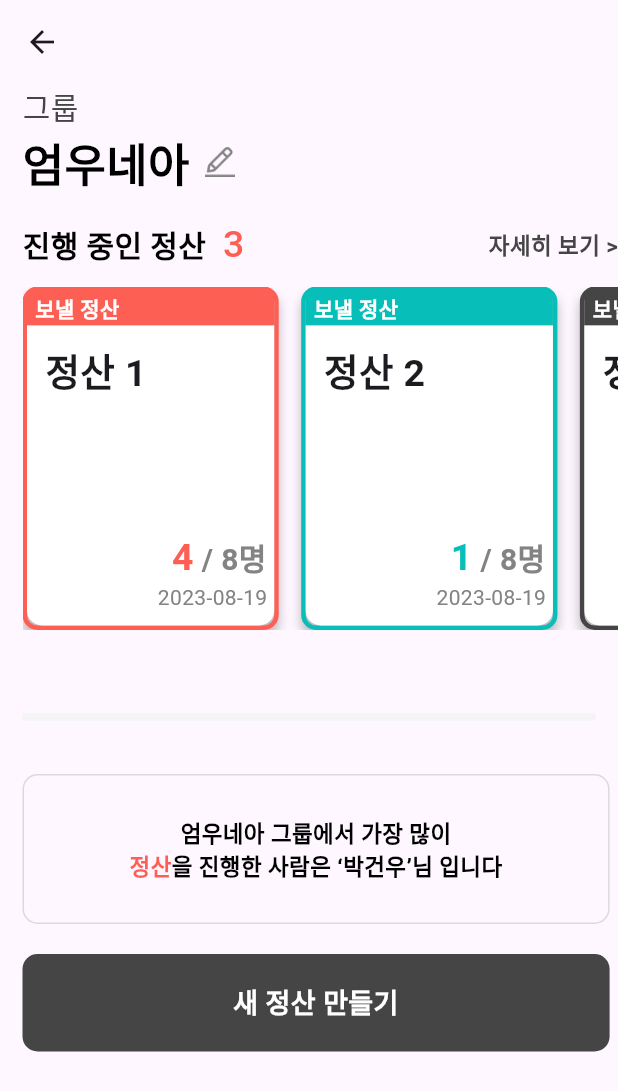
After one commit to UmWooNeAh/GroupSettlement2, a Flutter app: the groupMainPage screen opened by its route, on a phone screen of 412 x 824 dp. The commit adds this screen. Shown: the top 1091 px of the screen. Run offline on Flutter 3.47's test engine with Material 2 defaults, Android fonts, the phone set to English and light mode, and no system bars; our stand-ins replace cloud_firestore, firebase_core, firebase_messaging, flutter_local_notifications, flutter_riverpod, flutter_slidable and 3 more; missing offline and left inert: kakao_flutter_sdk, kakao_flutter_sdk_user; accounts and stored records are empty.

Commit message:
Feat : GroupMainPage
그룹에 들어왔을 때 화면 구현.
밑의 팝업화면은 기술 이슈로 인해 추후 구현예정

```diff
--- a/lib/main.dart
+++ b/lib/main.dart
@@ -1,6 +1,8 @@
 import 'dart:io';
 import 'package:flutter/material.dart';
 import 'package:firebase_core/firebase_core.dart';
+import 'package:groupsettlement2/view/groupMainPage.dart';
+import 'package:groupsettlement2/view/settlementDetailPage.dart';
 import 'package:kakao_flutter_sdk/kakao_flutter_sdk.dart';
 import 'package:groupsettlement2/common_fireservice.dart';
 import 'package:groupsettlement2/view/MainPage.dart';
@@ -10,7 +12,6 @@ import 'package:groupsettlement2/view/sin_page.dart';
 import 'package:kakao_flutter_sdk/kakao_flutter_sdk.dart';
 import 'clova/clova.dart';
 import 'clova/clovaPage.dart';
-import 'clova/receiptCheckView.dart';
 import 'design_element.dart';
 import 'firebase_options.dart';
 import 'package:firebase_messaging/firebase_messaging.dart';
@@ -61,6 +62,8 @@ final GoRouter _router = GoRouter(
         GoRoute(path: 'GunPage', builder: (context, state){return const GunPage();}),
         GoRoute(path: 'kakaoLoginPage', builder: (context, state){return const kakaoLoginPage();}),
         GoRoute(path: 'clovaPage',builder: (context, state){return const clovaPage();}),
+        GoRoute(path: 'groupMainPage',builder: (context, state){return const groupMainPage();}),
+        GoRoute(path: 'settlementDetailPage',builder: (context,state){return const settlementDetailPage();})
       ],
     ),
   ],
@@ -76,10 +79,10 @@ void main() async{
   initializeNotification();
 
   // KakaoSdk 초기화
-  final nativeKey = await File("./Kakao/kakaoKey.txt").readAsString();
-  final jsKey = await File("./Kakao/kakaoJsKey.txt").readAsString();
+  // final nativeKey = await File("./Kakao/kakaoKey.txt").readAsString();
+  // final jsKey = await File("./Kakao/kakaoJsKey.txt").readAsString();
 
-  KakaoSdk.init(nativeAppKey: nativeKey,javaScriptAppKey: jsKey);
+  KakaoSdk.init(nativeAppKey: '00b83bf69fba554145c773d6737772fc',javaScriptAppKey: 'aa3a51d84f03c87a103a1a127dfcd8f9');
   runApp(const ProviderScope(child: MyApp()),);
 }
 
--- a/lib/view/MainPage.dart
+++ b/lib/view/MainPage.dart
@@ -181,6 +181,12 @@ class _MainPageState extends State<MainPage> {
                   context.push("/clovaPage");
                 },
               ),
+              ElevatedButton(
+                child: Text("Group Main Page"),
+                onPressed: (){
+                  context.push("/groupMainPage");
+                },
+              ),
             ],
           ),
 
--- /dev/null
+++ b/lib/view/groupMainPage.dart
@@ -0,0 +1,487 @@
+import 'package:flutter/cupertino.dart';
+import 'package:flutter/material.dart';
+import 'package:go_router/go_router.dart';
+
+import '../design_element.dart';
+
+class groupMainPage extends StatefulWidget {
+  const groupMainPage({Key? key}) : super(key: key);
+
+  @override
+  State<groupMainPage> createState() => _State();
+}
+
+class _State extends State<groupMainPage> {
+  @override
+  Widget build(BuildContext context) {
+    Size size = MediaQuery.of(context).size;
+    return Scaffold(
+        appBar: AppBar(),
+        body:
+        Stack(
+          children: [
+            Padding(
+              padding: const EdgeInsets.only(left:15),
+              child: Column(
+                crossAxisAlignment: CrossAxisAlignment.start,
+                children: [
+                  //SizedBox(height: 50),
+                  Text(
+                    "그룹",
+                    style: TextStyle(
+                        color: Color(0xFF454545),
+                        fontSize: 20,
+                        fontWeight: FontWeight.w500,
+                        height: 0),
+                  ),
+                  Row(children: [
+                    Text(
+                      "엄우네아",
+                      style: TextStyle(
+                          color: Colors.black,
+                          fontSize: 30,
+                          fontWeight: FontWeight.w800,
+                          height: 0),
+                    ),
+                    SizedBox(width: 10),
+                    Image.asset('images/editGroupName.png', width: 20, height: 20)
+                  ]),
+                  SizedBox(height:15),
+                  Row(mainAxisAlignment: MainAxisAlignment.spaceBetween, children: [
+                    Text.rich(
+                      TextSpan(
+                      children:[
+                        TextSpan(
+                          text:"진행 중인 정산",
+                          style:TextStyle(
+                            color: Colors.black,
+                            fontSize: 20,
+                            fontWeight: FontWeight.w700
+                          )
+                        ),
+                        TextSpan(
+                          text:"   ",
+                        ),
+                        TextSpan(
+                          text:"3",
+                          style: TextStyle(
+                            color: Color(0xFFFE5F55),
+                            fontSize: 25,
+                            fontWeight: FontWeight.w500,
+                          ),
+                        ),
+                      ]
+                      )
+                    ),
+                    Text(
+                      '자세히 보기 >',
+                      style: TextStyle(
+                        color: Color(0xFF454545),
+                        fontSize: 15,
+                        fontWeight: FontWeight.w600,
+                        height: 0,
+                      ),
+                    )
+                  ]),
+                  SizedBox(height:10),
+                  SingleChildScrollView(
+                    scrollDirection: Axis.horizontal,
+                    child: Row(
+                      children: [
+                        GestureDetector(
+                          onTap:(){
+                            context.push("/settlementDetailPage");
+                          },
+                          child: Container(
+                            // width: 198,
+                            // height: 256,
+                            decoration: ShapeDecoration(
+                              shape: RoundedRectangleBorder(
+                                borderRadius: BorderRadius.circular(10),
+                                side: BorderSide(width: 3, color: Color(0xFFFE5F55)),
+                              ),
+                              shadows: [
+                                BoxShadow(
+                                  color: Color(0x3F000000),
+                                  blurRadius: 5,
+                                  offset: Offset(0, 5),
+                                  spreadRadius: 0,
+                                )
+                              ],
+                            ),
+                            child: Column(children: [
+                              Container(
+                                  width: size.width * 0.4,
+                                  height: 23,
+                                  decoration: BoxDecoration(
+                                    color: Color(0xFFFE5F55),
+                                  ),
+                                  child: Align(
+                                      alignment: Alignment(-0.9, 0),
+                                      child: Text("보낼 정산",
+                                          style: TextStyle(
+                                              color: Colors.white,
+                                              fontWeight: FontWeight.w600)))),
+                              Container(
+                                width: size.width * 0.4,
+                                height: 200,
+                                decoration: BoxDecoration(
+                                  color: Colors.white,
+                                  borderRadius: BorderRadius.only(
+                                    bottomLeft: Radius.circular(10),
+                                    bottomRight: Radius.circular(10)
+                                  )
+                                ),
+                                child: Stack(
+                                  children: [
+                                    Align(
+                                      alignment: Alignment(-0.75, -0.85),
+                                      child: Text(
+                                        "정산 1",
+                                        style: TextStyle(
+                                            fontSize: 25, fontWeight: FontWeight.w700),
+                                      ),
+                                    ),
+                                    Align(
+                                      alignment: Alignment(0.9, 0.65),
+                                      child: Text.rich(
+                                        TextSpan(
+                                          children: [
+                                            TextSpan(
+                                              text: '4',
+                                              style: TextStyle(
+                                                color: Color(0xFFFE5F55),
+                                                fontSize: 25,
+                                                fontWeight: FontWeight.w600,
+                                                height: 0,
+                                              ),
+                                            ),
+                                            TextSpan(
+                                              text: ' / 8명',
+                                              style: TextStyle(
+                                                color: Color(0xFF838383),
+                                                fontSize: 20,
+                                                fontWeight: FontWeight.w600,
+                                                height: 0,
+                                              ),
+                                            ),
+                                          ],
+                                        ),
+                                      ),
+                                    ),
+                                    Align(
+                                      alignment: Alignment(0.9, 0.9),
+                                      child: Text(
+                                        "2023-08-19",
+                                        style: TextStyle(
+                                          color: Color(0xFF838383),
+                                        ),
+                                      ),
+                                    ),
+                                  ],
+                                ),
+                              ),
+                            ]),
+                          ),
+                        ),
+                        SizedBox(width: 15),
+                        Container(
+                          // width: 198,
+                          // height: 256,
+                          decoration: ShapeDecoration(
+                            shape: RoundedRectangleBorder(
+                              borderRadius: BorderRadius.circular(10),
+                              side: BorderSide(width: 3, color: Color(0xFF07BEB8)),
+                            ),
+                            shadows: [
+                              BoxShadow(
+                                color: Color(0x3F000000),
+                                blurRadius: 5,
+                                offset: Offset(0, 5),
+                                spreadRadius: 0,
+                              )
+                            ],
+                          ),
+                          child: Column(children: [
+                            Container(
+                                width: size.width * 0.4,
+                                height: 23,
+                                decoration: BoxDecoration(
+                                  color: Color(0xFF07BEB8),
+                                ),
+                                child: Align(
+                                    alignment: Alignment(-0.9, 0),
+                                    child: Text("보낼 정산",
+                                        style: TextStyle(
+                                            color: Colors.white,
+                                            fontWeight: FontWeight.w600)))),
+                            Container(
+                              width: size.width * 0.4,
+                              height: 200,
+                              decoration: BoxDecoration(
+                                color: Colors.white,
+                                borderRadius: BorderRadius.only(
+                                    bottomLeft: Radius.circular(10),
+                                    bottomRight: Radius.circular(10)
+                                )
+                              ),
+                              child: Stack(
+                                children: [
+                                  Align(
+                                    alignment: Alignment(-0.75, -0.85),
+                                    child: Text(
+                                      "정산 2",
+                                      style: TextStyle(
+                                          fontSize: 25, fontWeight: FontWeight.w700),
+                                    ),
+                                  ),
+                                  Align(
+                                    alignment: Alignment(0.9, 0.65),
+                                    child: Text.rich(
+                                      TextSpan(
+                                        children: [
+                                          TextSpan(
+                                            text: '1',
+                                            style: TextStyle(
+                                              color: Color(0xFF07BEB8),
+                                              fontSize: 25,
+                                              fontWeight: FontWeight.w600,
+                                              height: 0,
+                                            ),
+                                          ),
+                                          TextSpan(
+                                            text: ' / 8명',
+                                            style: TextStyle(
+                                              color: Color(0xFF838383),
+                                              fontSize: 20,
+                                              fontWeight: FontWeight.w600,
+                                              height: 0,
+                                            ),
+                                          ),
+                                        ],
+                                      ),
+                                    ),
+                                  ),
+                                  Align(
+                                    alignment: Alignment(0.9, 0.9),
+                                    child: Text(
+                                      "2023-08-19",
+                                      style: TextStyle(
+                                        color: Color(0xFF838383),
+                                      ),
+                                    ),
+                                  ),
+                                ],
+                              ),
+                            ),
+                          ]),
+                        ),
+                        SizedBox(width: 15),
+                        Container(
+                          // width: 198,
+                          // height: 256,
+                          decoration: ShapeDecoration(
+                            shape: RoundedRectangleBorder(
+                              borderRadius: BorderRadius.circular(10),
+                              side: BorderSide(width: 3, color: Color(0xFF454545)),
+                            ),
+                            shadows: [
+                              BoxShadow(
+                                color: Color(0x3F000000),
+                                blurRadius: 5,
+                                offset: Offset(0, 5),
+                                spreadRadius: 0,
+                              )
+                            ],
+                          ),
+                          child: Column(children: [
+                            Container(
+                                width: size.width * 0.4,
+                                height: 23,
+                                decoration: BoxDecoration(
+                                  color: Color(0xFF454545),
+                                ),
+                                child: Align(
+                                    alignment: Alignment(-0.9, 0),
+                                    child: Text("보낼 정산",
+                                        style: TextStyle(
+                                            color: Colors.white,
+                                            fontWeight: FontWeight.w600)))),
+                            Container(
+                              width: size.width * 0.4,
+                              height: 200,
+                              decoration: BoxDecoration(
+                                color: Colors.white,
+                                borderRadius: BorderRadius.only(
+                                    bottomLeft: Radius.circular(10),
+                                    bottomRight: Radius.circular(10)
+                                )
+                              ),
+                              child: Stack(
+                                children: [
+                                  Align(
+                                    alignment: Alignment(-0.75, -0.85),
+                                    child: Text(
+                                      "정산 3",
+                                      style: TextStyle(
+                                          fontSize: 25, fontWeight: FontWeight.w700),
+                                    ),
+                                  ),
+                                  Align(
+                                    alignment: Alignment(0.9, 0.65),
+                                    child: Text.rich(
+                                      TextSpan(
+                                        children: [
+                                          TextSpan(
+                                            text: '1',
+                                            style: TextStyle(
+                                              color: Color(0xFF454545),
+                                              fontSize: 25,
+                                              fontWeight: FontWeight.w600,
+                                              height: 0,
+                                            ),
+                                          ),
+                                          TextSpan(
+                                            text: ' / 8명',
+                                            style: TextStyle(
+                                              color: Color(0xFF838383),
+                                              fontSize: 20,
+                                              fontWeight: FontWeight.w600,
+                                              height: 0,
+                                            ),
+                                          ),
+                                        ],
+                                      ),
+                                    ),
+                                  ),
+                                  Align(
+                                    alignment: Alignment(0.9, 0.9),
+                                    child: Text(
+                                      "2023-08-19",
+                                      style: TextStyle(
+                                        color: Color(0xFF838383),
+                                      ),
+                                    ),
+                                  ),
+                                ],
+                              ),
+                            ),
+                          ]),
+                        ),
+                      ],
+                    ),
+                  ),
+                  SizedBox(height:50),
+                  Padding(
+                    padding: EdgeInsets.only(right:15),
+                    child:Divider(thickness: 5,color:Color(0xFFF4F4F4)),
+                  ),
+                  SizedBox(height:30),
+                  Container(
+                    width: size.width * 0.95,
+                    height: 100,
+                    alignment: Alignment.center,
+                    decoration: BoxDecoration(
+                        border: Border.all(color: Color(0xFFDADADA)),
+                        borderRadius: BorderRadius.circular(10)),
+
+                      child: Text.rich(
+                        TextSpan(
+                          children: [
+                            TextSpan(
+                              text: '엄우네아',
+                              style: TextStyle(
+                                color: Colors.black,
+                                fontSize: 15,
+                                fontWeight: FontWeight.w800,
+                                height: 0,
+                              ),
+                            ),
+                            TextSpan(
+                              text: ' 그룹에서 가장 많이 \n',
+                              style: TextStyle(
+                                color: Colors.black,
+                                fontSize: 15,
+                                fontWeight: FontWeight.w600,
+                                height: 0,
+                              ),
+                            ),
+                            TextSpan(
+                              text: '정산',
+                              style: TextStyle(
+                                color: Color(0xFFFE5F55),
+                                fontSize: 15,
+                                fontWeight: FontWeight.w800,
+                                height: 0,
+                              ),
+                            ),
+                            TextSpan(
+                              text: '을 진행한 사람은 ',
+                              style: TextStyle(
+                                color: Colors.black,
+                                fontSize: 15,
+                                fontWeight: FontWeight.w600,
+                                height: 0,
+                              ),
+                            ),
+                            TextSpan(
+                              text: '‘박건우’님',
+                              style: TextStyle(
+                                color: Colors.black,
+                                fontSize: 15,
+                                fontWeight: FontWeight.w800,
+                                height: 0,
+                              ),
+                            ),
+                            TextSpan(
+                              text: ' 입니다',
+                              style: TextStyle(
+                                color: Colors.black,
+                                fontSize: 15,
+                                fontWeight: FontWeight.w600,
+                                height: 0,
+                              ),
+                            ),
+                          ],
+                        ),
+                        textAlign: TextAlign.center,
+                      ),
+
+                  ),
+                  SizedBox(height: 20),
+                  GestureDetector(
+                    onTap: (){
+                      // context.push();
+                    },
+                    child: Container(
+                      width: size.width *0.95,
+                      height: 65,
+                      child:Align(
+                        alignment : Alignment.center,
+                        child: Text(
+                            "새 정산 만들기",
+                            textAlign: TextAlign.center,
+                            style:TextStyle(
+                              fontSize: 18,
+                              fontWeight: FontWeight.w600,
+                              color:Colors.white,
+                            )
+                        ),
+                      ),
+                      decoration: ShapeDecoration(
+                        color: Color(0xFF454545),
+                        shape: RoundedRectangleBorder(
+                          borderRadius: BorderRadius.circular(10),
+                        ),
+                      ),
+                    ),
+                  )
+                ],
+              ),
+            ),
+          ],
+        ),
+
+    );
+  }
+}
--- /dev/null
+++ b/lib/view/settlementDetailPage.dart
@@ -0,0 +1,19 @@
+import 'package:flutter/cupertino.dart';
+import 'package:flutter/material.dart';
+
+class settlementDetailPage extends StatefulWidget {
+  const settlementDetailPage({Key? key}) : super(key: key);
+
+  @override
+  State<settlementDetailPage> createState() => _settlementDetailPageState();
+}
+
+class _settlementDetailPageState extends State<settlementDetailPage> {
+  @override
+  Widget build(BuildContext context) {
+    return Scaffold(
+      appBar: AppBar(),
+      body: Text("Detail Page")
+    );
+  }
+}
--- a/pubspec.yaml
+++ b/pubspec.yaml
@@ -74,6 +74,8 @@ flutter:
   # the material Icons class.
   uses-material-design: true
 
+  assets:
+    - images/
   # To add assets to your application, add an assets section, like this:
   # assets:
   #   - images/a_dot_burr.jpeg
```
Also changed, not shown: images/editGroupName.png (added).
